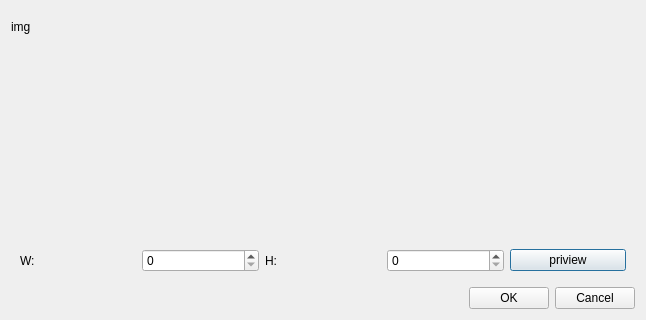
First picture: the form in dialogresizepicture.ui, repository zhaohuarong/AVBrowser, before the edit; both pictures show x 0 to 646 and y 192 to 512 of the 646 by 512 pixel window.
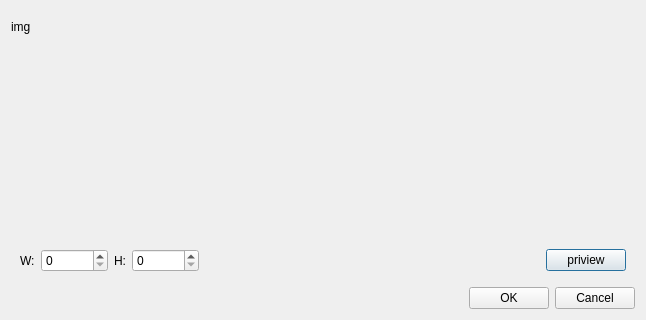
Second picture: the form after the edit.

```diff
--- a/dialogresizepicture.ui
+++ b/dialogresizepicture.ui
@@ -58,6 +58,19 @@
         </property>
        </widget>
       </item>
+      <item>
+       <spacer name="horizontalSpacer_2">
+        <property name="orientation">
+         <enum>Qt::Horizontal</enum>
+        </property>
+        <property name="sizeHint" stdset="0">
+         <size>
+          <width>40</width>
+          <height>20</height>
+         </size>
+        </property>
+       </spacer>
+      </item>
       <item>
        <widget class="QPushButton" name="btnPriview">
         <property name="text">
```
